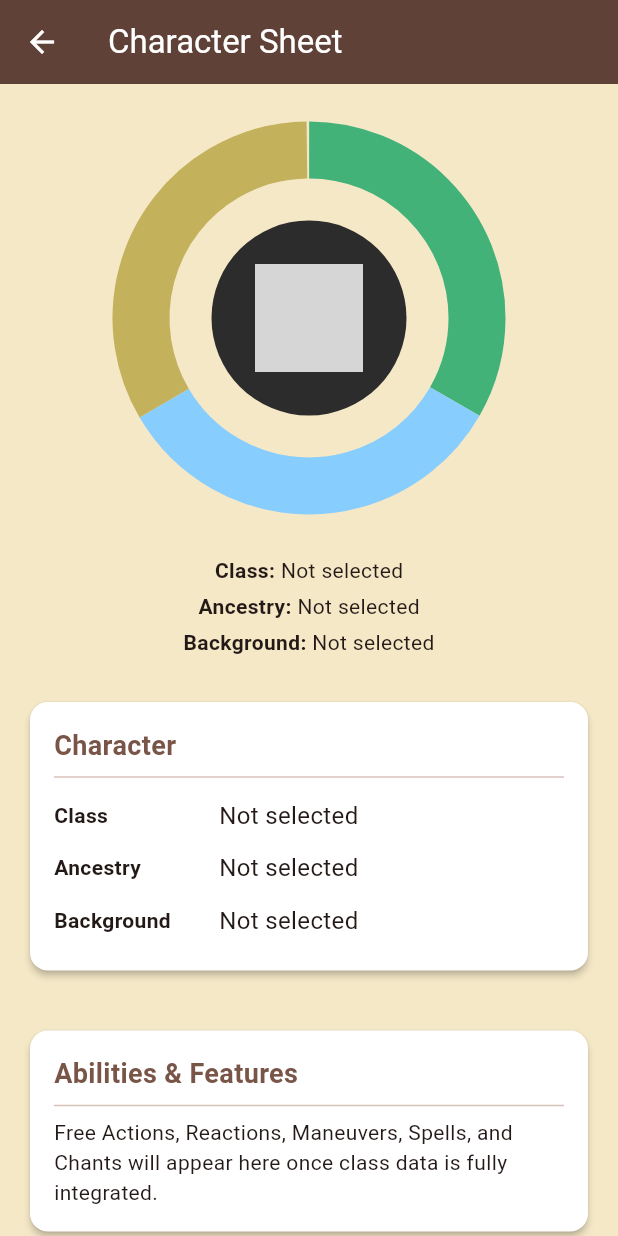
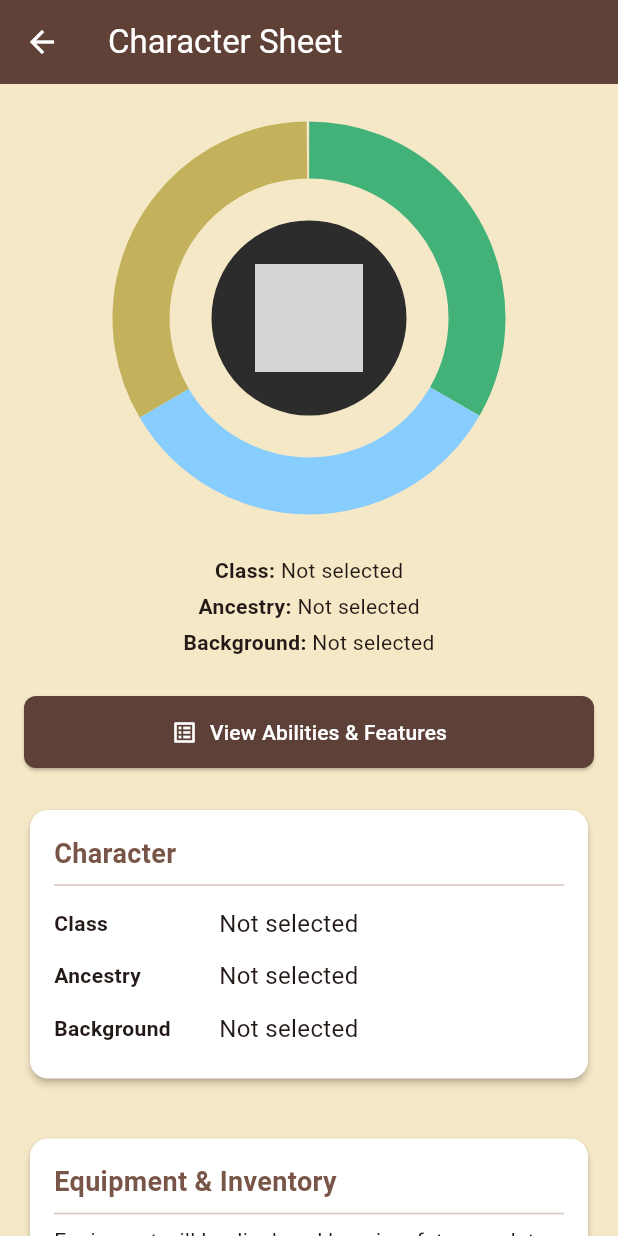
Before and after one commit to Merikh42-design/pta-character-app, a Flutter app: the CharacterSheetScreen screen opened by its route, on a phone screen of 412 x 824 dp. Run offline on Flutter 3.47's test engine with Material 3 defaults, Android fonts, the light colour scheme and no system bars; our stand-ins replace flutter_riverpod; grey boxes are pictures that could not be loaded.

Commit message:
Add View Abilities button to Character Sheet and improve layout

```diff
--- a/lib/screens/character_sheet_screen.dart
+++ b/lib/screens/character_sheet_screen.dart
@@ -24,6 +24,24 @@ class CharacterSheetScreen extends ConsumerWidget {
             Center(child: const RadialWheel()),
             const SizedBox(height: 24),
 
+            // View Abilities Button
+            SizedBox(
+              width: double.infinity,
+              child: ElevatedButton.icon(
+                onPressed: () {
+                  Navigator.pushNamed(context, '/abilities');
+                },
+                icon: const Icon(Icons.list_alt),
+                label: const Text('View Abilities & Features'),
+                style: ElevatedButton.styleFrom(
+                  backgroundColor: Colors.brown[700],
+                  padding: const EdgeInsets.symmetric(vertical: 14),
+                ),
+              ),
+            ),
+
+            const SizedBox(height: 24),
+
             // Character Identity
             _buildSectionCard(
               title: 'Character',
@@ -47,14 +65,7 @@ class CharacterSheetScreen extends ConsumerWidget {
 
             const SizedBox(height: 16),
 
-            // Placeholder sections for future content
-            _buildSectionCard(
-              title: 'Abilities & Features',
-              child: const Text('Free Actions, Reactions, Maneuvers, Spells, and Chants will appear here once class data is fully integrated.'),
-            ),
-
-            const SizedBox(height: 16),
-
+            // Placeholder sections
             _buildSectionCard(
               title: 'Equipment & Inventory',
               child: const Text('Equipment will be displayed here in a future update.'),
```
